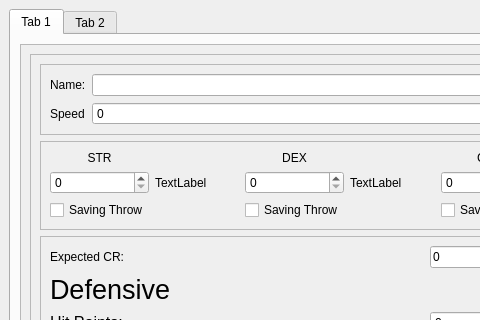
This is UI/mainScreen.ui in TheNephalian/Senior-Project as Qt 5 draws it before an edit; both pictures show x 0 to 480 and y 0 to 320 of the 1280 by 720 pixel window. The edited form follows.
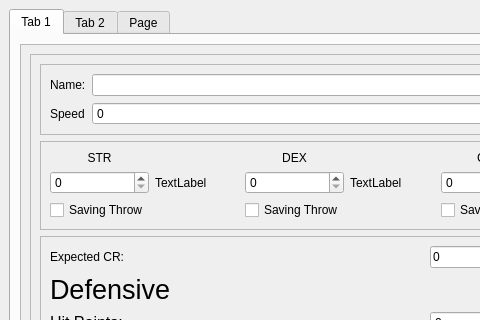
This is the edited form. The open tabs and pages were chosen to show the change.

Commit message: Some UI elements added for demo

```diff
--- a/UI/mainScreen.ui
+++ b/UI/mainScreen.ui
@@ -2839,6 +2839,11 @@
         </item>
        </layout>
       </widget>
+      <widget class="QWidget" name="tab_3">
+       <attribute name="title">
+        <string>Page</string>
+       </attribute>
+      </widget>
      </widget>
     </item>
    </layout>
```
Left out of the diff: 493 changed lines with no effect on the pictures.
